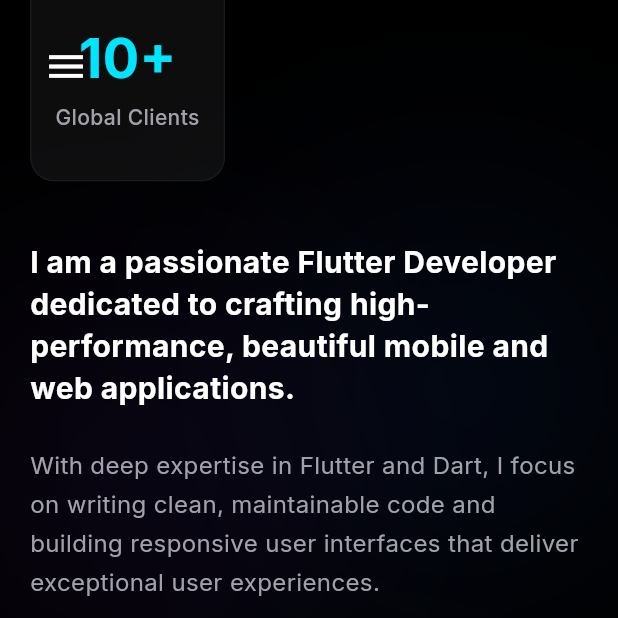
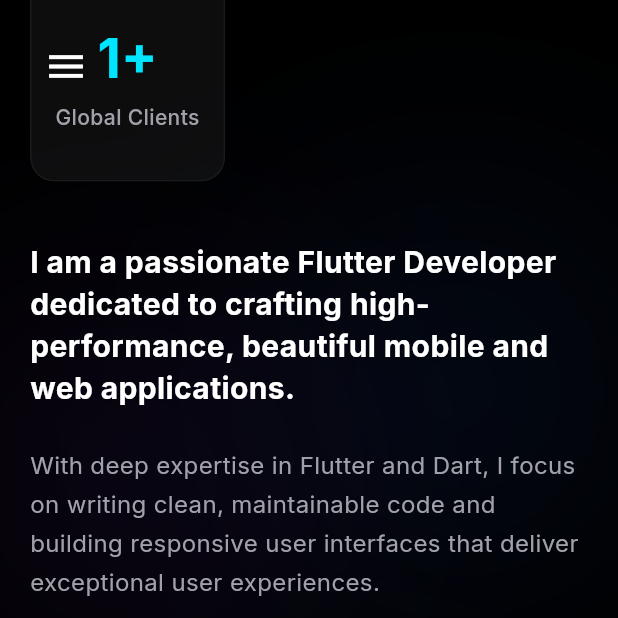
Before and after one commit to ashifashif32129-lang/web_ashi, a Flutter app: the screen it shows after launch, scrolled down 1152 dp, on a phone screen of 412 x 824 dp, the top half of it. Run offline on Flutter 3.47's test engine with Material 3 defaults, Android fonts, the phone set to English and light mode, and no system bars; drawn by our look-alikes of flutter_animate, scrollable_positioned_list; our stand-ins replace animated_text_kit, cloud_firestore, font_awesome_flutter, google_fonts, lottie, shimmer and 1 more; accounts and stored records are empty.

Commit message:
Update website

```diff
--- a/lib/sections/about_section.dart
+++ b/lib/sections/about_section.dart
@@ -36,13 +36,13 @@
                     children: [
                       Row(
                         children: [
-                          Expanded(child: _buildStat(5, "Years of Experience", suffix: "+")),
+                          Expanded(child: _buildStat(1, "Years of Experience", suffix: "+")),
                           const SizedBox(width: 16),
-                          Expanded(child: _buildStat(50, "Projects Completed", suffix: "+")),
+                          Expanded(child: _buildStat(10, "Projects Completed", suffix: "+")),
                         ],
                       ),
                       const SizedBox(height: 16),
-                      _buildStat(10, "Global Clients", suffix: "+"),
+                      _buildStat(1, "Global Clients", suffix: "+"),
                       const SizedBox(height: 40),
                       _buildDescription(isMobile),
                     ],
```
